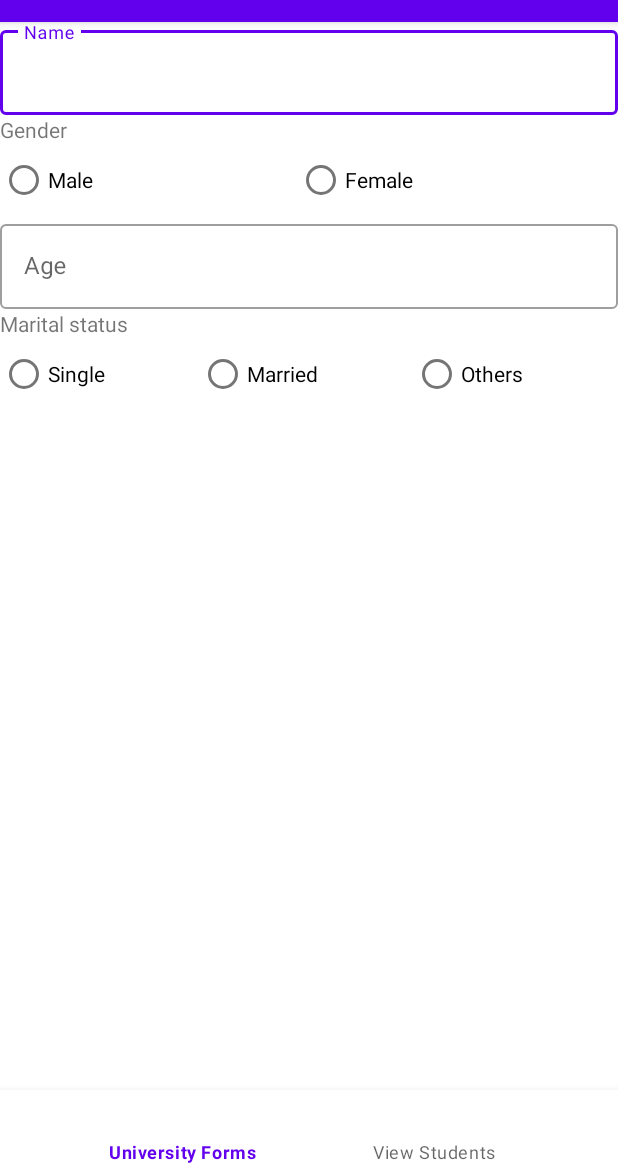
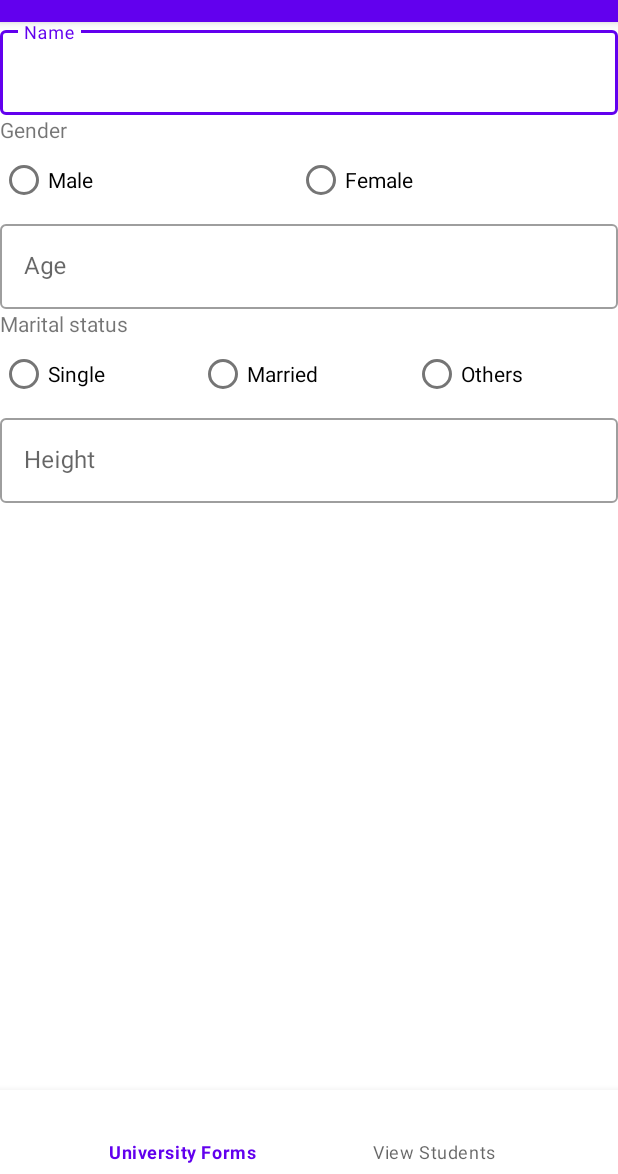
Before and after one commit to JAPHETHNYARANGA/Tenakata, an Android app: the screen it shows after launch once a user with an empty profile is signed in (MainActivity), on a phone screen of 412 x 824 dp, the part 62-1236 px from its top. Run offline under Robolectric (Android 15) with nearby library versions, the phone set to English and light mode, and no system bars; our stand-ins replace Firebase (no records; nobody signed in at launch, a user with empty details on screens opened directly), navigation-ui; 1 statement that could not run was skipped.

```diff
--- a/app/src/main/res/layout/fragment_form_fragnment.xml
+++ b/app/src/main/res/layout/fragment_form_fragnment.xml
@@ -77,6 +77,17 @@
                android:layout_weight="1"
                android:text="Others" />
        </RadioGroup>
+
+       <com.google.android.material.textfield.TextInputLayout
+           android:layout_width="match_parent"
+           android:layout_height="wrap_content"
+           android:hint="Height"
+           style="@style/Widget.MaterialComponents.TextInputLayout.OutlinedBox">
+           <EditText
+               android:layout_width="match_parent"
+               android:layout_height="wrap_content"
+               android:inputType="number"/>
+       </com.google.android.material.textfield.TextInputLayout>
    </LinearLayout>
 
 </RelativeLayout>
```
